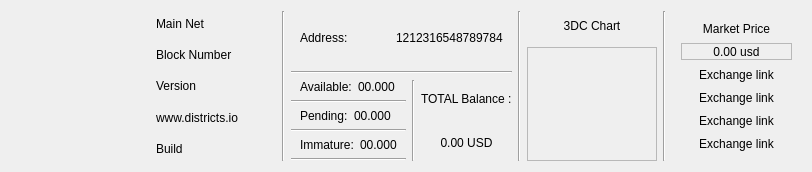
This is src/qt/topinfoarea.ui in thaodv/3dcoin as Qt 5 draws it before an edit. The edited form follows.
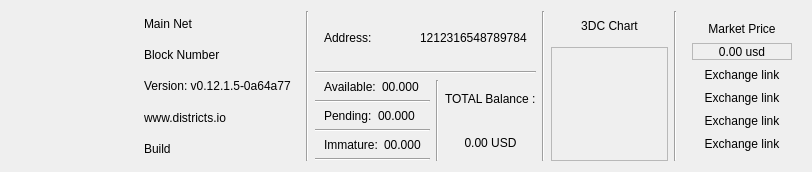
This is the edited form. Icons and pictures are not drawn.

The edit to the form file:
```diff
--- a/src/qt/topinfoarea.ui
+++ b/src/qt/topinfoarea.ui
@@ -69,7 +69,7 @@
        <item>
         <widget class="QLabel" name="label_4">
          <property name="text">
-          <string>Version</string>
+          <string>Version: v0.12.1.5-0a64a77</string>
          </property>
         </widget>
        </item>
```
Left out of the diff: 16 changed lines with no effect on the pictures.
